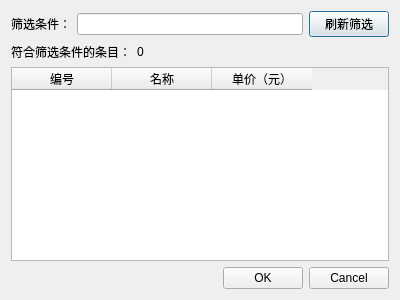
Qt form PhysioMgr/PsmDlgPhysioSel.ui (yuylong/PhysioMgr) before a commit.
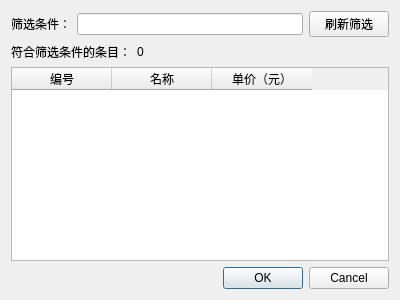
The same form after that commit.

Commit message: Optimize the GUI operations for department and physio item selection.

```diff
--- a/PhysioMgr/PsmDlgPhysioSel.ui
+++ b/PhysioMgr/PsmDlgPhysioSel.ui
@@ -31,12 +31,6 @@
        <property name="text">
         <string>刷新筛选</string>
        </property>
-       <property name="autoDefault">
-        <bool>false</bool>
-       </property>
-       <property name="default">
-        <bool>true</bool>
-       </property>
       </widget>
      </item>
     </layout>
```
The commit also changes 8 other files.
